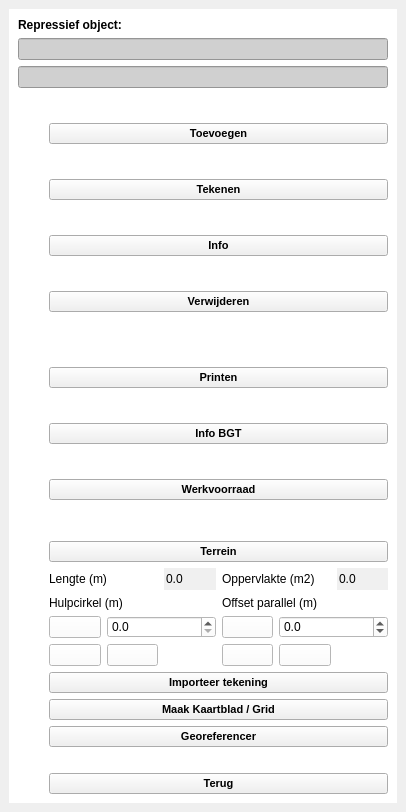
Qt form plugin/oiv/repressief_object/oiv_repressief_object_widget.ui (OIV-NL-QGIS/QGIS_project) before a commit.
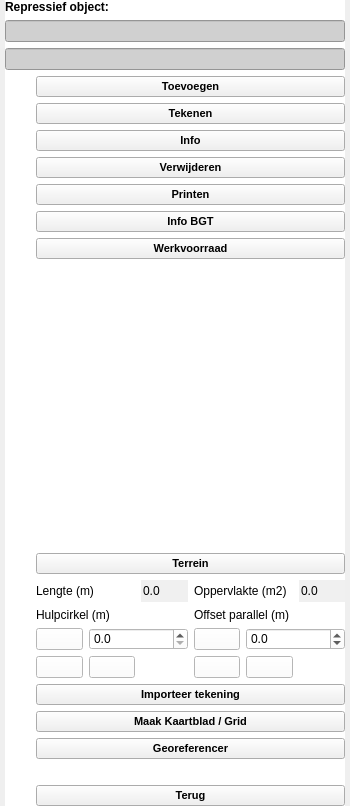
The same form after that commit. Icons and pictures are not drawn.

Commit message: buttons working again

The edit to the form file:
```diff
--- a/plugin/oiv/repressief_object/oiv_repressief_object_widget.ui
+++ b/plugin/oiv/repressief_object/oiv_repressief_object_widget.ui
@@ -6,8 +6,8 @@
    <rect>
     <x>0</x>
     <y>0</y>
-    <width>406</width>
-    <height>812</height>
+    <width>350</width>
+    <height>806</height>
    </rect>
   </property>
   <property name="sizePolicy">
@@ -27,6 +27,21 @@
   </property>
   <widget class="QWidget" name="dockWidgetContents">
    <layout class="QGridLayout" name="gridLayout_2">
+    <property name="leftMargin">
+     <number>5</number>
+    </property>
+    <property name="topMargin">
+     <number>0</number>
+    </property>
+    <property name="rightMargin">
+     <number>5</number>
+    </property>
+    <property name="bottomMargin">
+     <number>0</number>
+    </property>
+    <property name="horizontalSpacing">
+     <number>0</number>
+    </property>
     <item row="0" column="0">
      <widget class="QScrollArea" name="scrollArea">
       <property name="styleSheet">
@@ -49,11 +64,23 @@
         <rect>
          <x>0</x>
          <y>0</y>
-         <width>388</width>
-         <height>772</height>
+         <width>340</width>
+         <height>784</height>
         </rect>
        </property>
        <layout class="QGridLayout" name="gridLayout_3">
+        <property name="leftMargin">
+         <number>0</number>
+        </property>
+        <property name="topMargin">
+         <number>0</number>
+        </property>
+        <property name="rightMargin">
+         <number>0</number>
+        </property>
+        <property name="bottomMargin">
+         <number>0</number>
+        </property>
         <item row="3" column="0" colspan="2">
          <widget class="QFrame" name="baseobjectFrame">
           <property name="sizePolicy">
@@ -90,6 +117,86 @@
            <property name="spacing">
             <number>6</number>
            </property>
+           <item row="4" column="0">
+            <widget class="QLabel" name="label_print">
+             <property name="sizePolicy">
+              <sizepolicy hsizetype="Fixed" vsizetype="Fixed">
+               <horstretch>0</horstretch>
+               <verstretch>0</verstretch>
+              </sizepolicy>
+             </property>
+             <property name="maximumSize">
+              <size>
+               <width>25</width>
+               <height>25</height>
+              </size>
+             </property>
+             <property name="text">
+              <string/>
+             </property>
+             <property name="pixmap">
+              <pixmap resource="../resources.qrc">:/plugins/oiv/config_files/png/interface/print.png</pixmap>
+             </property>
+             <property name="scaledContents">
+              <bool>true</bool>
+             </property>
+            </widget>
+           </item>
+           <item row="0" column="1">
+            <widget class="QPushButton" name="object_add">
+             <property name="enabled">
+              <bool>true</bool>
+             </property>
+             <property name="sizePolicy">
+              <sizepolicy hsizetype="Minimum" vsizetype="Fixed">
+               <horstretch>0</horstretch>
+               <verstretch>0</verstretch>
+              </sizepolicy>
+             </property>
+             <property name="font">
+              <font>
+               <family>Arial</family>
+               <pointsize>8</pointsize>
+               <weight>75</weight>
+               <bold>true</bold>
+              </font>
+             </property>
+             <property name="styleSheet">
+              <string notr="true">background-color: rgb(240, 240, 240);</string>
+             </property>
+             <property name="text">
+              <string>Toevoegen</string>
+             </property>
+             <property name="checkable">
+              <bool>false</bool>
+             </property>
+            </widget>
+           </item>
+           <item row="7" column="0">
+            <widget class="QLabel" name="label_inventory">
+             <property name="sizePolicy">
+              <sizepolicy hsizetype="Fixed" vsizetype="Fixed">
+               <horstretch>0</horstretch>
+               <verstretch>0</verstretch>
+              </sizepolicy>
+             </property>
+             <property name="maximumSize">
+              <size>
+               <width>25</width>
+               <height>25</height>
+              </size>
+             </property>
+             <property name="text">
+              <string/>
+             </property>
+             <property name="pixmap">
+              <pixmap resource="../resources.qrc">:/plugins/oiv/config_files/png/interface/inventory.png</pixmap>
+             </property>
+             <property name="scaledContents">
+              <bool>true</bool>
+             </property>
+            </widget>
+           </item>
            <item row="2" column="1">
             <widget class="QPushButton" name="object_info">
              <property name="enabled">
@@ -120,28 +227,33 @@
              </property>
             </widget>
            </item>
-           <item row="1" column="0">
-            <widget class="QLabel" name="label_draw">
+           <item row="4" column="1">
+            <widget class="QPushButton" name="object_print">
+             <property name="enabled">
+              <bool>true</bool>
+             </property>
              <property name="sizePolicy">
-              <sizepolicy hsizetype="Fixed" vsizetype="Fixed">
+              <sizepolicy hsizetype="Minimum" vsizetype="Fixed">
                <horstretch>0</horstretch>
                <verstretch>0</verstretch>
               </sizepolicy>
              </property>
-             <property name="maximumSize">
-              <size>
-               <width>25</width>
-               <height>25</height>
-              </size>
+             <property name="font">
+              <font>
+               <family>Arial</family>
+               <pointsize>8</pointsize>
+               <weight>75</weight>
+               <bold>true</bold>
+              </font>
+             </property>
+             <property name="styleSheet">
+              <string notr="true">background-color: rgb(240, 240, 240);</string>
              </property>
              <property name="text">
-              <string/>
+              <string>Printen</string>
              </property>
-             <property name="pixmap">
-              <pixmap resource="../resources.qrc">:/plugins/oiv/config_files/png/interface/draw.png</pixmap>
-             </property>
-             <property name="scaledContents">
-              <bool>true</bool>
+             <property name="checkable">
+              <bool>false</bool>
              </property>
             </widget>
            </item>
@@ -170,6 +282,91 @@
              </property>
             </widget>
            </item>
+           <item row="3" column="1">
+            <widget class="QPushButton" name="object_delete">
+             <property name="enabled">
+              <bool>true</bool>
+             </property>
+             <property name="sizePolicy">
+              <sizepolicy hsizetype="Minimum" vsizetype="Fixed">
+               <horstretch>0</horstretch>
+               <verstretch>0</verstretch>
+              </sizepolicy>
+             </property>
+             <property name="font">
+              <font>
+               <family>Arial</family>
+               <pointsize>8</pointsize>
+               <weight>75</weight>
+               <bold>true</bold>
+              </font>
+             </property>
+             <property name="styleSheet">
+              <string notr="true">background-color: rgb(240, 240, 240);</string>
+             </property>
+             <property name="text">
+              <string>Verwijderen</string>
+             </property>
+             <property name="checkable">
+              <bool>false</bool>
+             </property>
+            </widget>
+           </item>
+           <item row="7" column="1">
+            <widget class="QPushButton" name="object_inventory">
+             <property name="enabled">
+              <bool>true</bool>
+             </property>
+             <property name="sizePolicy">
+              <sizepolicy hsizetype="Minimum" vsizetype="Fixed">
+               <horstretch>0</horstretch>
+               <verstretch>0</verstretch>
+              </sizepolicy>
+             </property>
+             <property name="font">
+              <font>
+               <family>Arial</family>
+               <pointsize>8</pointsize>
+               <weight>75</weight>
+               <bold>true</bold>
+              </font>
+             </property>
+             <property name="styleSheet">
+              <string notr="true">background-color: rgb(240, 240, 240);</string>
+             </property>
+             <property name="text">
+              <string>Werkvoorraad</string>
+             </property>
+             <property name="checkable">
+              <bool>false</bool>
+             </property>
+            </widget>
+           </item>
+           <item row="5" column="0">
+            <widget class="QLabel" name="label_bgt">
+             <property name="sizePolicy">
+              <sizepolicy hsizetype="Fixed" vsizetype="Fixed">
+               <horstretch>0</horstretch>
+               <verstretch>0</verstretch>
+              </sizepolicy>
+             </property>
+             <property name="maximumSize">
+              <size>
+               <width>25</width>
+               <height>25</height>
+              </size>
+             </property>
+             <property name="text">
+              <string/>
+             </property>
+             <property name="pixmap">
+              <pixmap resource="../resources.qrc">:/plugins/oiv/config_files/png/interface/touch.png</pixmap>
+             </property>
+             <property name="scaledContents">
+              <bool>true</bool>
+             </property>
+            </widget>
+           </item>
            <item row="1" column="1">
             <widget class="QPushButton" name="object_draw">
              <property name="enabled">
@@ -200,36 +397,6 @@
              </property>
             </widget>
            </item>
-           <item row="3" column="1">
-            <widget class="QPushButton" name="object_delete">
-             <property name="enabled">
-              <bool>true</bool>
-             </property>
-             <property name="sizePolicy">
-              <sizepolicy hsizetype="Minimum" vsizetype="Fixed">
-               <horstretch>0</horstretch>
-               <verstretch>0</verstretch>
-              </sizepolicy>
-             </property>
-             <property name="font">
-              <font>
-               <family>Arial</family>
-               <pointsize>8</pointsize>
-               <weight>75</weight>
-               <bold>true</bold>
-              </font>
-             </property>
-             <property name="styleSheet">
-              <string notr="true">background-color: rgb(240, 240, 240);</string>
-             </property>
-             <property name="text">
-              <string>Verwijderen</string>
-             </property>
-             <property name="checkable">
-              <bool>false</bool>
-             </property>
-            </widget>
-           </item>
            <item row="3" column="0">
             <widget class="QLabel" name="label_delete">
              <property name="sizePolicy">
@@ -255,66 +422,6 @@
              </property>
             </widget>
            </item>
-           <item row="0" column="1">
-            <widget class="QPushButton" name="object_add">
-             <property name="enabled">
-              <bool>true</bool>
-             </property>
-             <property name="sizePolicy">
-              <sizepolicy hsizetype="Minimum" vsizetype="Fixed">
-               <horstretch>0</horstretch>
-               <verstretch>0</verstretch>
-              </sizepolicy>
-             </property>
-             <property name="font">
-              <font>
-               <family>Arial</family>
-               <pointsize>8</pointsize>
-               <weight>75</weight>
-               <bold>true</bold>
-              </font>
-             </property>
-             <property name="styleSheet">
-              <string notr="true">background-color: rgb(240, 240, 240);</string>
-             </property>
-             <property name="text">
-              <string>Toevoegen</string>
-             </property>
-             <property name="checkable">
-              <bool>false</bool>
-             </property>
-            </widget>
-           </item>
-           <item row="6" column="1">
-            <widget class="QPushButton" name="object_bgt">
-             <property name="enabled">
-              <bool>true</bool>
-             </property>
-             <property name="sizePolicy">
-              <sizepolicy hsizetype="Minimum" vsizetype="Fixed">
-               <horstretch>0</horstretch>
-               <verstretch>0</verstretch>
-              </sizepolicy>
-             </property>
-             <property name="font">
-              <font>
-               <family>Arial</family>
-               <pointsize>8</pointsize>
-               <weight>75</weight>
-               <bold>true</bold>
-              </font>
-             </property>
-             <property name="styleSheet">
-              <string notr="true">background-color: rgb(240, 240, 240);</string>
-             </property>
-             <property name="text">
-              <string>Info BGT</string>
-             </property>
-             <property name="checkable">
-              <bool>false</bool>
-             </property>
-            </widget>
-           </item>
            <item row="0" column="0">
             <widget class="QLabel" name="label_add">
              <property name="sizePolicy">
@@ -340,157 +447,74 @@
              </property>
             </widget>
            </item>
-           <item row="4" column="1">
-            <spacer name="verticalSpacer_5">
+           <item row="1" column="0">
+            <widget class="QLabel" name="label_draw">
+             <property name="sizePolicy">
+              <sizepolicy hsizetype="Fixed" vsizetype="Fixed">
+               <horstretch>0</horstretch>
+               <verstretch>0</verstretch>
+              </sizepolicy>
+             </property>
+             <property name="maximumSize">
+              <size>
+               <width>25</width>
+               <height>25</height>
+              </size>
+             </property>
+             <property name="text">
+              <string/>
+             </property>
+             <property name="pixmap">
+              <pixmap resource="../resources.qrc">:/plugins/oiv/config_files/png/interface/draw.png</pixmap>
+             </property>
+             <property name="scaledContents">
+              <bool>true</bool>
+             </property>
+            </widget>
+           </item>
+           <item row="5" column="1">
+            <widget class="QPushButton" name="object_bgt">
+             <property name="enabled">
+              <bool>true</bool>
+             </property>
+             <property name="sizePolicy">
+              <sizepolicy hsizetype="Minimum" vsizetype="Fixed">
+               <horstretch>0</horstretch>
+               <verstretch>0</verstretch>
+              </sizepolicy>
+             </property>
+             <property name="font">
+              <font>
+               <family>Arial</family>
+               <pointsize>8</pointsize>
+               <weight>75</weight>
+               <bold>true</bold>
+              </font>
+             </property>
+             <property name="styleSheet">
+              <string notr="true">background-color: rgb(240, 240, 240);</string>
+             </property>
+             <property name="text">
+              <string>Info BGT</string>
+             </property>
+             <property name="checkable">
+              <bool>false</bool>
+             </property>
+            </widget>
+           </item>
+           <item row="8" column="1">
+            <spacer name="verticalSpacer">
              <property name="orientation">
               <enum>Qt::Vertical</enum>
              </property>
-             <property name="sizeType">
-              <enum>QSizePolicy::Fixed</enum>
-             </property>
              <property name="sizeHint" stdset="0">
               <size>
-               <width>0</width>
-               <height>20</height>
+               <width>20</width>
+               <height>0</height>
               </size>
              </property>
             </spacer>
            </item>
-           <item row="5" column="1">
-            <widget class="QPushButton" name="object_print">
-             <property name="enabled">
-              <bool>true</bool>
-             </property>
-             <property name="sizePolicy">
-              <sizepolicy hsizetype="Minimum" vsizetype="Fixed">
-               <horstretch>0</horstretch>
-               <verstretch>0</verstretch>
-              </sizepolicy>
-             </property>
-             <property name="font">
-              <font>
-               <family>Arial</family>
-               <pointsize>8</pointsize>
-               <weight>75</weight>
-               <bold>true</bold>
-              </font>
-             </property>
-             <property name="styleSheet">
-              <string notr="true">background-color: rgb(240, 240, 240);</string>
-             </property>
-             <property name="text">
-              <string>Printen</string>
-             </property>
-             <property name="checkable">
-              <bool>false</bool>
-             </property>
-            </widget>
-           </item>
-           <item row="7" column="1">
-            <widget class="QPushButton" name="object_inventory">
-             <property name="enabled">
-              <bool>true</bool>
-             </property>
-             <property name="sizePolicy">
-              <sizepolicy hsizetype="Minimum" vsizetype="Fixed">
-               <horstretch>0</horstretch>
-               <verstretch>0</verstretch>
-              </sizepolicy>
-             </property>
-             <property name="font">
-              <font>
-               <family>Arial</family>
-               <pointsize>8</pointsize>
-               <weight>75</weight>
-               <bold>true</bold>
-              </font>
-             </property>
-             <property name="styleSheet">
-              <string notr="true">background-color: rgb(240, 240, 240);</string>
-             </property>
-             <property name="text">
-              <string>Werkvoorraad</string>
-             </property>
-             <property name="checkable">
-              <bool>false</bool>
-             </property>
-            </widget>
-           </item>
-           <item row="5" column="0">
-            <widget class="QLabel" name="label_print">
-             <property name="sizePolicy">
-              <sizepolicy hsizetype="Fixed" vsizetype="Fixed">
-               <horstretch>0</horstretch>
-               <verstretch>0</verstretch>
-              </sizepolicy>
-             </property>
-             <property name="maximumSize">
-              <size>
-               <width>25</width>
-               <height>25</height>
-              </size>
-             </property>
-             <property name="text">
-              <string/>
-             </property>
-             <property name="pixmap">
-              <pixmap resource="../resources.qrc">:/plugins/oiv/config_files/png/interface/print.png</pixmap>
-             </property>
-             <property name="scaledContents">
-              <bool>true</bool>
-             </property>
-            </widget>
-           </item>
-           <item row="6" column="0">
-            <widget class="QLabel" name="label_bgt">
-             <property name="sizePolicy">
-              <sizepolicy hsizetype="Fixed" vsizetype="Fixed">
-               <horstretch>0</horstretch>
-               <verstretch>0</verstretch>
-              </sizepolicy>
-             </property>
-             <property name="maximumSize">
-              <size>
-               <width>25</width>
-               <height>25</height>
-              </size>
-             </property>
-             <property name="text">
-              <string/>
-             </property>
-             <property name="pixmap">
-              <pixmap resource="../resources.qrc">:/plugins/oiv/config_files/png/interface/touch.png</pixmap>
-             </property>
-             <property name="scaledContents">
-              <bool>true</bool>
-             </property>
-            </widget>
-           </item>
-           <item row="7" column="0">
-            <widget class="QLabel" name="label_inventory">
-             <property name="sizePolicy">
-              <sizepolicy hsizetype="Fixed" vsizetype="Fixed">
-               <horstretch>0</horstretch>
-               <verstretch>0</verstretch>
-              </sizepolicy>
-             </property>
-             <property name="maximumSize">
-              <size>
-               <width>25</width>
-               <height>25</height>
-              </size>
-             </property>
-             <property name="text">
-              <string/>
-             </property>
-             <property name="pixmap">
-              <pixmap resource="../resources.qrc">:/plugins/oiv/config_files/png/interface/inventory.png</pixmap>
-             </property>
-             <property name="scaledContents">
-              <bool>true</bool>
-             </property>
-            </widget>
-           </item>
           </layout>
          </widget>
         </item>
@@ -585,130 +609,7 @@
            <property name="bottomMargin">
             <number>0</number>
            </property>
-           <item row="7" column="1">
-            <spacer name="verticalSpacer_3">
-             <property name="orientation">
-              <enum>Qt::Vertical</enum>
-             </property>
-             <property name="sizeHint" stdset="0">
-              <size>
-               <width>17</width>
-               <height>20</height>
-              </size>
-             </property>
-            </spacer>
-           </item>
-           <item row="6" column="0">
-            <widget class="QLabel" name="label_inventory_4">
-             <property name="sizePolicy">
-              <sizepolicy hsizetype="Fixed" vsizetype="Fixed">
-               <horstretch>0</horstretch>
-               <verstretch>0</verstretch>
-              </sizepolicy>
-             </property>
-             <property name="maximumSize">
-              <size>
-               <width>25</width>
-               <height>25</height>
-              </size>
-             </property>
-             <property name="text">
-              <string/>
-             </property>
-             <property name="pixmap">
-              <pixmap resource="../resources.qrc">:/plugins/oiv/config_files/png/interface/georeference.png</pixmap>
-             </property>
-             <property name="scaledContents">
-              <bool>true</bool>
-             </property>
-            </widget>
-           </item>
-           <item row="6" column="1">
-            <widget class="QPushButton" name="georeferencer">
-             <property name="enabled">
-              <bool>true</bool>
-             </property>
-             <property name="sizePolicy">
-              <sizepolicy hsizetype="Minimum" vsizetype="Fixed">
-               <horstretch>0</horstretch>
-               <verstretch>0</verstretch>
-              </sizepolicy>
-             </property>
-             <property name="font">
-              <font>
-               <family>Arial</family>
-               <pointsize>8</pointsize>
-               <weight>75</weight>
-               <bold>true</bold>
-              </font>
-             </property>
-             <property name="styleSheet">
-              <string notr="true">background-color: rgb(240, 240, 240);</string>
-             </property>
-             <property name="text">
-              <string>Georeferencer</string>
-             </property>
-             <property name="checkable">
-              <bool>false</bool>
-             </property>
-            </widget>
-           </item>
-           <item row="0" column="1" rowspan="2">
-            <widget class="QPushButton" name="terrein_bewerken">
-             <property name="enabled">
-              <bool>true</bool>
-             </property>
-             <property name="sizePolicy">
-              <sizepolicy hsizetype="Minimum" vsizetype="Fixed">
-               <horstretch>0</horstretch>
-               <verstretch>0</verstretch>
-              </sizepolicy>
-             </property>
-             <property name="font">
-              <font>
-               <family>Arial</family>
-               <pointsize>8</pointsize>
-               <weight>75</weight>
-               <bold>true</bold>
-              </font>
-             </property>
-             <property name="styleSheet">
-              <string notr="true">background-color: rgb(240, 240, 240);</string>
-             </property>
-             <property name="text">
-              <string>Terrein</string>
-             </property>
-             <property name="checkable">
-              <bool>false</bool>
-             </property>
-            </widget>
-           </item>
-           <item row="3" column="0">
-            <widget class="QLabel" name="label_inventory_5">
-             <property name="sizePolicy">
-              <sizepolicy hsizetype="Fixed" vsizetype="Fixed">
-               <horstretch>0</horstretch>
-               <verstretch>0</verstretch>
-              </sizepolicy>
-             </property>
-             <property name="maximumSize">
-              <size>
-               <width>25</width>
-               <height>25</height>
-              </size>
-             </property>
-             <property name="text">
-              <string/>
-             </property>
-             <property name="pixmap">
-              <pixmap resource="../resources.qrc">:/plugins/oiv/config_files/png/interface/import_drawing.png</pixmap>
-             </property>
-             <property name="scaledContents">
-              <bool>true</bool>
-             </property>
-            </widget>
-           </item>
-           <item row="9" column="1">
+           <item row="10" column="1">
             <widget class="QPushButton" name="terug_add">
              <property name="enabled">
               <bool>true</bool>
@@ -738,32 +639,7 @@
              </property>
             </widget>
            </item>
-           <item row="9" column="0">
-            <widget class="QLabel" name="label_inventory_6">
-             <property name="sizePolicy">
-              <sizepolicy hsizetype="Fixed" vsizetype="Fixed">
-               <horstretch>0</horstretch>
-               <verstretch>0</verstretch>
-              </sizepolicy>
-             </property>
-             <property name="maximumSize">
-              <size>
-               <width>25</width>
-               <height>25</height>
-              </size>
-             </property>
-             <property name="text">
-              <string/>
-             </property>
-             <property name="pixmap">
-              <pixmap resource="../resources.qrc">:/plugins/oiv/config_files/png/interface/back.png</pixmap>
-             </property>
-             <property name="scaledContents">
-              <bool>true</bool>
-             </property>
-            </widget>
-           </item>
-           <item row="4" column="1">
+           <item row="5" column="1">
             <widget class="QPushButton" name="create_grid">
              <property name="enabled">
               <bool>true</bool>
@@ -793,87 +669,20 @@
              </property>
             </widget>
            </item>
+           <item row="8" column="1">
+            <spacer name="verticalSpacer_3">
+             <property name="orientation">
+              <enum>Qt::Vertical</enum>
+             </property>
+             <property name="sizeHint" stdset="0">
+              <size>
+               <width>0</width>
+               <height>20</height>
+              </size>
+             </property>
+            </spacer>
+           </item>
            <item row="3" column="1">
-            <widget class="QPushButton" name="import_drawing">
-             <property name="enabled">
-              <bool>true</bool>
-             </property>
-             <property name="sizePolicy">
-              <sizepolicy hsizetype="Minimum" vsizetype="Fixed">
-               <horstretch>0</horstretch>
-               <verstretch>0</verstretch>
-              </sizepolicy>
-             </property>
-             <property name="font">
-              <font>
-               <family>Arial</family>
-               <pointsize>8</pointsize>
-               <weight>75</weight>
-               <bold>true</bold>
-              </font>
-             </property>
-             <property name="styleSheet">
-              <string notr="true">background-color: rgb(240, 240, 240);</string>
-             </property>
-             <property name="text">
-              <string>Importeer tekening</string>
-             </property>
-             <property name="checkable">
-              <bool>false</bool>
-             </property>
-            </widget>
-           </item>
-           <item row="0" column="0">
-            <widget class="QLabel" name="label_inventory_3">
-             <property name="sizePolicy">
-              <sizepolicy hsizetype="Fixed" vsizetype="Fixed">
-               <horstretch>0</horstretch>
-               <verstretch>0</verstretch>
-              </sizepolicy>
-             </property>
-             <property name="maximumSize">
-              <size>
-               <width>25</width>
-               <height>25</height>
-              </size>
-             </property>
-             <property name="text">
-              <string/>
-             </property>
-             <property name="pixmap">
-              <pixmap resource="../resources.qrc">:/plugins/oiv/config_files/png/interface/terrein.png</pixmap>
-             </property>
-             <property name="scaledContents">
-              <bool>true</bool>
-             </property>
-            </widget>
-           </item>
-           <item row="4" column="0">
-            <widget class="QLabel" name="label_inventory_2">
-             <property name="sizePolicy">
-              <sizepolicy hsizetype="Fixed" vsizetype="Fixed">
-               <horstretch>0</horstretch>
-               <verstretch>0</verstretch>
-              </sizepolicy>
-             </property>
-             <property name="maximumSize">
-              <size>
-               <width>25</width>
-               <height>25</height>
-              </size>
-             </property>
-             <property name="text">
-              <string/>
-             </property>
-             <property name="pixmap">
-              <pixmap resource="../resources.qrc">:/plugins/oiv/config_files/png/interface/kaartblad_grid.png</pixmap>
-             </property>
-             <property name="scaledContents">
-              <bool>true</bool>
-             </property>
-            </widget>
-           </item>
-           <item row="2" column="1">
             <widget class="QFrame" name="terreinFrame">
              <property name="lineWidth">
               <number>0</number>
@@ -1162,6 +971,221 @@
              </layout>
             </widget>
            </item>
+           <item row="4" column="0">
+            <widget class="QLabel" name="label_inventory_5">
+             <property name="sizePolicy">
+              <sizepolicy hsizetype="Fixed" vsizetype="Fixed">
+               <horstretch>0</horstretch>
+               <verstretch>0</verstretch>
+              </sizepolicy>
+             </property>
+             <property name="maximumSize">
+              <size>
+               <width>25</width>
+               <height>25</height>
+              </size>
+             </property>
+             <property name="text">
+              <string/>
+             </property>
+             <property name="pixmap">
+              <pixmap resource="../resources.qrc">:/plugins/oiv/config_files/png/interface/import_drawing.png</pixmap>
+             </property>
+             <property name="scaledContents">
+              <bool>true</bool>
+             </property>
+            </widget>
+           </item>
+           <item row="7" column="0">
+            <widget class="QLabel" name="label_inventory_4">
+             <property name="sizePolicy">
+              <sizepolicy hsizetype="Fixed" vsizetype="Fixed">
+               <horstretch>0</horstretch>
+               <verstretch>0</verstretch>
+              </sizepolicy>
+             </property>
+             <property name="maximumSize">
+              <size>
+               <width>25</width>
+               <height>25</height>
+              </size>
+             </property>
+             <property name="text">
+              <string/>
+             </property>
+             <property name="pixmap">
+              <pixmap resource="../resources.qrc">:/plugins/oiv/config_files/png/interface/georeference.png</pixmap>
+             </property>
+             <property name="scaledContents">
+              <bool>true</bool>
+             </property>
+            </widget>
+           </item>
+           <item row="0" column="1" rowspan="2">
+            <widget class="QPushButton" name="terrein_bewerken">
+             <property name="enabled">
+              <bool>true</bool>
+             </property>
+             <property name="sizePolicy">
+              <sizepolicy hsizetype="Minimum" vsizetype="Fixed">
+               <horstretch>0</horstretch>
+               <verstretch>0</verstretch>
+              </sizepolicy>
+             </property>
+             <property name="font">
+              <font>
+               <family>Arial</family>
+               <pointsize>8</pointsize>
+               <weight>75</weight>
+               <bold>true</bold>
+              </font>
+             </property>
+             <property name="styleSheet">
+              <string notr="true">background-color: rgb(240, 240, 240);</string>
+             </property>
+             <property name="text">
+              <string>Terrein</string>
+             </property>
+             <property name="checkable">
+              <bool>false</bool>
+             </property>
+            </widget>
+           </item>
+           <item row="5" column="0">
+            <widget class="QLabel" name="label_inventory_2">
+             <property name="sizePolicy">
+              <sizepolicy hsizetype="Fixed" vsizetype="Fixed">
+               <horstretch>0</horstretch>
+               <verstretch>0</verstretch>
+              </sizepolicy>
+             </property>
+             <property name="maximumSize">
+              <size>
+               <width>25</width>
+               <height>25</height>
+              </size>
+             </property>
+             <property name="text">
+              <string/>
+             </property>
+             <property name="pixmap">
+              <pixmap resource="../resources.qrc">:/plugins/oiv/config_files/png/interface/kaartblad_grid.png</pixmap>
+             </property>
+             <property name="scaledContents">
+              <bool>true</bool>
+             </property>
+            </widget>
+           </item>
+           <item row="0" column="0">
+            <widget class="QLabel" name="label_inventory_3">
+             <property name="sizePolicy">
+              <sizepolicy hsizetype="Fixed" vsizetype="Fixed">
+               <horstretch>0</horstretch>
+               <verstretch>0</verstretch>
+              </sizepolicy>
+             </property>
+             <property name="maximumSize">
+              <size>
+               <width>25</width>
+               <height>25</height>
+              </size>
+             </property>
+             <property name="text">
+              <string/>
+             </property>
+             <property name="pixmap">
+              <pixmap resource="../resources.qrc">:/plugins/oiv/config_files/png/interface/terrein.png</pixmap>
+             </property>
+             <property name="scaledContents">
+              <bool>true</bool>
+             </property>
+            </widget>
+           </item>
+           <item row="10" column="0">
+            <widget class="QLabel" name="label_inventory_6">
+             <property name="sizePolicy">
+              <sizepolicy hsizetype="Fixed" vsizetype="Fixed">
+               <horstretch>0</horstretch>
+               <verstretch>0</verstretch>
+              </sizepolicy>
+             </property>
+             <property name="maximumSize">
+              <size>
+               <width>25</width>
+               <height>25</height>
+              </size>
+             </property>
+             <property name="text">
+              <string/>
+             </property>
+             <property name="pixmap">
+              <pixmap resource="../resources.qrc">:/plugins/oiv/config_files/png/interface/back.png</pixmap>
+             </property>
+             <property name="scaledContents">
+              <bool>true</bool>
+             </property>
+            </widget>
+           </item>
+           <item row="7" column="1">
+            <widget class="QPushButton" name="georeferencer">
+             <property name="enabled">
+              <bool>true</bool>
+             </property>
+             <property name="sizePolicy">
+              <sizepolicy hsizetype="Minimum" vsizetype="Fixed">
+               <horstretch>0</horstretch>
+               <verstretch>0</verstretch>
+              </sizepolicy>
+             </property>
+             <property name="font">
+              <font>
+               <family>Arial</family>
+               <pointsize>8</pointsize>
+               <weight>75</weight>
+               <bold>true</bold>
+              </font>
+             </property>
+             <property name="styleSheet">
+              <string notr="true">background-color: rgb(240, 240, 240);</string>
+             </property>
+             <property name="text">
+              <string>Georeferencer</string>
+             </property>
+             <property name="checkable">
+              <bool>false</bool>
+             </property>
+            </widget>
+           </item>
+           <item row="4" column="1">
+            <widget class="QPushButton" name="import_drawing">
+             <property name="enabled">
+              <bool>true</bool>
+             </property>
+             <property name="sizePolicy">
+              <sizepolicy hsizetype="Minimum" vsizetype="Fixed">
+               <horstretch>0</horstretch>
+               <verstretch>0</verstretch>
+              </sizepolicy>
+             </property>
+             <property name="font">
+              <font>
+               <family>Arial</family>
+               <pointsize>8</pointsize>
+               <weight>75</weight>
+               <bold>true</bold>
+              </font>
+             </property>
+             <property name="styleSheet">
+              <string notr="true">background-color: rgb(240, 240, 240);</string>
+             </property>
+             <property name="text">
+              <string>Importeer tekening</string>
+             </property>
+             <property name="checkable">
+              <bool>false</bool>
+             </property>
+            </widget>
+           </item>
           </layout>
          </widget>
         </item>
```
The commit also changes 19 other files.
